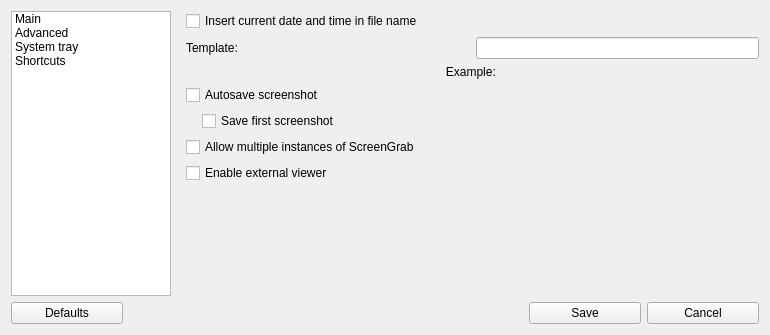
Before: the Qt Designer form src/core/ui/configwidget.ui in lubuntu-team/screengrab-packaging, drawn with Qt 5.
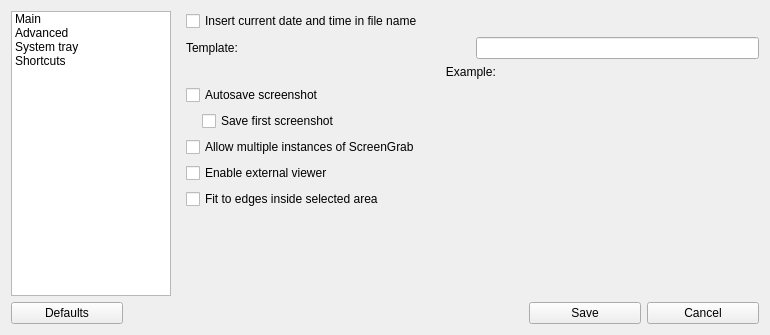
After: the same form once the commit is applied. The open tabs and pages were chosen to show the change. Custom widgets are drawn as their Qt base class.

```diff
--- a/src/core/ui/configwidget.ui
+++ b/src/core/ui/configwidget.ui
@@ -579,6 +579,16 @@
            </property>
           </widget>
          </item>
+         <item>
+          <widget class="QCheckBox" name="checkFitInside">
+           <property name="toolTip">
+            <string>Fit to edges only inside selected screen area</string>
+           </property>
+           <property name="text">
+            <string>Fit to edges inside selected area</string>
+           </property>
+          </widget>
+         </item>
          <item>
           <spacer name="verticalSpacer_2">
            <property name="orientation">
```
